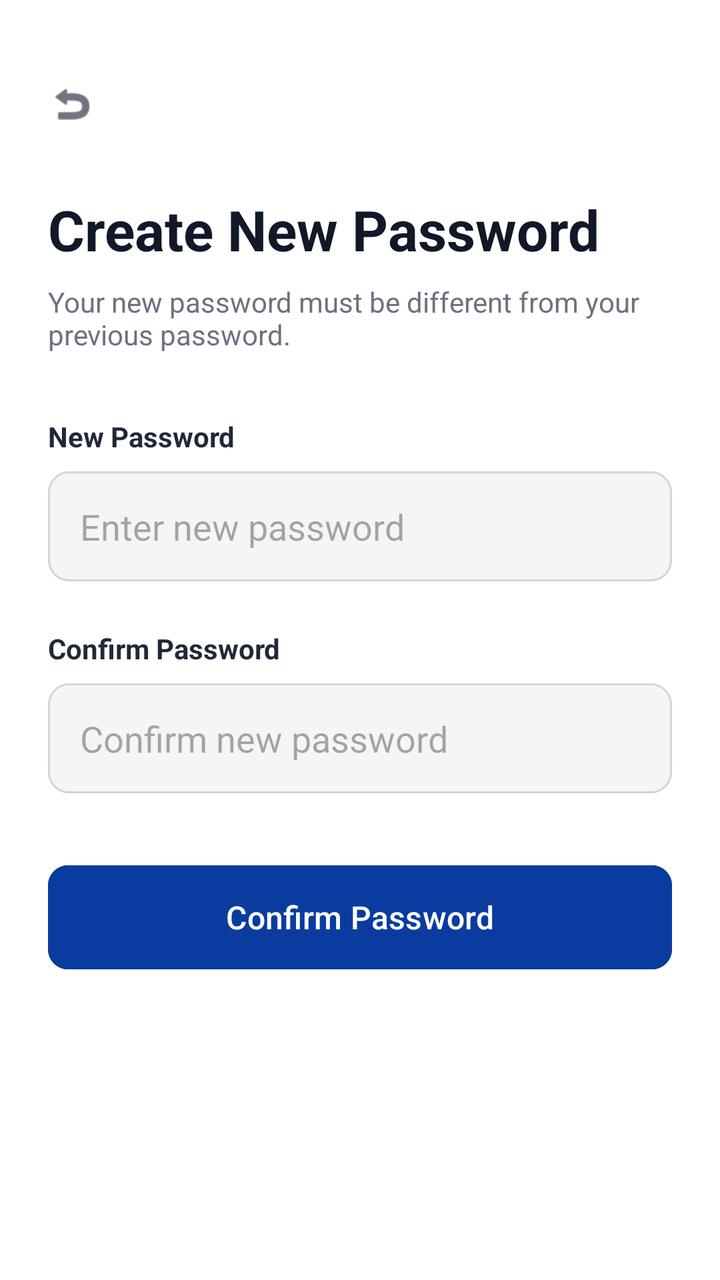
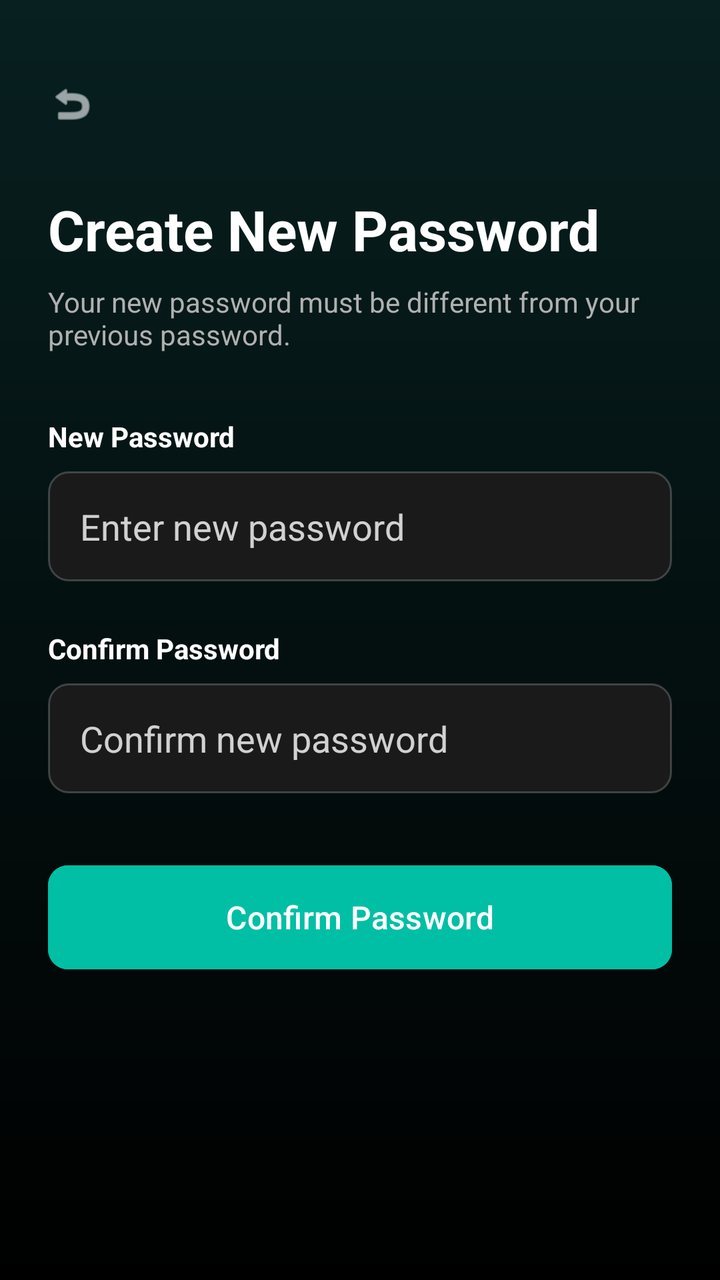

Two renders of the same Android screen: before a commit and after it. Below are the layout's source before the change and the commit's diff.
<!-- AndroidManifest.xml: application theme Theme.CampusConnectProject -->
<!-- res/layout/activity_reset_password.xml -->
<?xml version="1.0" encoding="utf-8"?>
<LinearLayout
    xmlns:android="http://schemas.android.com/apk/res/android"
    xmlns:app="http://schemas.android.com/apk/res-auto"
    android:layout_width="match_parent"
    android:layout_height="match_parent"
    android:orientation="vertical"
    android:background="#FFFFFF"
    android:padding="24dp">

    <ImageView
        android:id="@+id/btnBackReset"
        android:layout_width="24dp"
        android:layout_height="24dp"
        android:src="@android:drawable/ic_menu_revert"
        app:tint="#111827"
        android:layout_marginTop="16dp"
        android:layout_marginBottom="32dp"/>

    <TextView
        android:layout_width="wrap_content"
        android:layout_height="wrap_content"
        android:text="Create New Password"
        android:textColor="#111827"
        android:textSize="28sp"
        android:textStyle="bold"
        android:layout_marginBottom="8dp"/>

    <TextView
        android:layout_width="wrap_content"
        android:layout_height="wrap_content"
        android:text="Your new password must be different from your previous password."
        android:textColor="#6B7280"
        android:textSize="14sp"
        android:layout_marginBottom="32dp"/>

    <TextView
        android:layout_width="wrap_content"
        android:layout_height="wrap_content"
        android:text="New Password"
        android:textColor="#1F2937"
        android:textStyle="bold"
        android:layout_marginBottom="8dp"/>

    <EditText
        android:id="@+id/etNewPassword"
        android:layout_width="match_parent"
        android:layout_height="55dp"
        android:background="@drawable/bg_input_rounded"
        android:hint="Enter new password"
        android:inputType="textPassword"
        android:paddingHorizontal="16dp"
        android:layout_marginBottom="24dp"/>

    <TextView
        android:layout_width="wrap_content"
        android:layout_height="wrap_content"
        android:text="Confirm Password"
        android:textColor="#1F2937"
        android:textStyle="bold"
        android:layout_marginBottom="8dp"/>

    <EditText
        android:id="@+id/etConfirmNewPassword"
        android:layout_width="match_parent"
        android:layout_height="55dp"
        android:background="@drawable/bg_input_rounded"
        android:hint="Confirm new password"
        android:inputType="textPassword"
        android:paddingHorizontal="16dp"
        android:layout_marginBottom="32dp"/>

    <Button
        android:id="@+id/btnConfirmReset"
        android:layout_width="match_parent"
        android:layout_height="60dp"
        android:backgroundTint="#0A3C9F"
        android:text="Confirm Password"
        android:textAllCaps="false"
        android:textColor="#FFFFFF"
        android:textSize="16sp"
        app:cornerRadius="10dp"/>

</LinearLayout>
<!-- resources referenced by this layout -->
<resources>
  <!-- drawable bg_input_rounded (drawable) -->
  <?xml version="1.0" encoding="utf-8"?>
  <shape xmlns:android="http://schemas.android.com/apk/res/android" android:shape="rectangle">
      <solid android:color="@color/bg_input" />
      <stroke android:width="1dp" android:color="#D1D5DB" />
      <corners android:radius="10dp" />
  </shape>
  <style name="Theme.CampusConnectProject" parent="Base.Theme.CampusConnectProject" />
  <color name="bg_input">#F5F5F5</color>
  <style name="Base.Theme.CampusConnectProject" parent="Theme.Material3.DayNight.NoActionBar">
          <item name="android:forceDarkAllowed" tools:targetApi="q">false</item>
      </style>
</resources>

<!-- the commit's change to res/layout/activity_reset_password.xml (unified diff, before → after) -->
@@ -2,18 +2,20 @@
 <LinearLayout
     xmlns:android="http://schemas.android.com/apk/res/android"
     xmlns:app="http://schemas.android.com/apk/res-auto"
+    xmlns:tools="http://schemas.android.com/tools"
     android:layout_width="match_parent"
     android:layout_height="match_parent"
     android:orientation="vertical"
-    android:background="#FFFFFF"
-    android:padding="24dp">
+    android:background="@drawable/bg_main_gradient"
+    android:padding="24dp"
+    tools:context=".ui.auth.ResetPasswordActivity">
 
     <ImageView
         android:id="@+id/btnBackReset"
         android:layout_width="24dp"
         android:layout_height="24dp"
         android:src="@android:drawable/ic_menu_revert"
-        app:tint="#111827"
+        app:tint="@color/white"
         android:layout_marginTop="16dp"
         android:layout_marginBottom="32dp"/>
 
@@ -21,7 +23,7 @@
         android:layout_width="wrap_content"
         android:layout_height="wrap_content"
         android:text="Create New Password"
-        android:textColor="#111827"
+        android:textColor="@color/white"
         android:textSize="28sp"
         android:textStyle="bold"
         android:layout_marginBottom="8dp"/>
@@ -30,7 +32,7 @@
         android:layout_width="wrap_content"
         android:layout_height="wrap_content"
         android:text="Your new password must be different from your previous password."
-        android:textColor="#6B7280"
+        android:textColor="#B0B0B0"
         android:textSize="14sp"
         android:layout_marginBottom="32dp"/>
 
@@ -38,7 +40,7 @@
         android:layout_width="wrap_content"
         android:layout_height="wrap_content"
         android:text="New Password"
-        android:textColor="#1F2937"
+        android:textColor="@color/white"
         android:textStyle="bold"
         android:layout_marginBottom="8dp"/>
 
@@ -50,13 +52,15 @@
         android:hint="Enter new password"
         android:inputType="textPassword"
         android:paddingHorizontal="16dp"
+        android:textColor="@color/white"
+        android:textColorHint="#CCFFFFFF"
         android:layout_marginBottom="24dp"/>
 
     <TextView
         android:layout_width="wrap_content"
         android:layout_height="wrap_content"
         android:text="Confirm Password"
-        android:textColor="#1F2937"
+        android:textColor="@color/white"
         android:textStyle="bold"
         android:layout_marginBottom="8dp"/>
 
@@ -68,16 +72,18 @@
         android:hint="Confirm new password"
         android:inputType="textPassword"
         android:paddingHorizontal="16dp"
+        android:textColor="@color/white"
+        android:textColorHint="#CCFFFFFF"
         android:layout_marginBottom="32dp"/>
 
     <Button
         android:id="@+id/btnConfirmReset"
         android:layout_width="match_parent"
         android:layout_height="60dp"
-        android:backgroundTint="#0A3C9F"
+        android:backgroundTint="@color/warna_primer"
         android:text="Confirm Password"
         android:textAllCaps="false"
-        android:textColor="#FFFFFF"
+        android:textColor="@color/white"
         android:textSize="16sp"
         app:cornerRadius="10dp"/>
 
<!-- resource entries referenced after the edit -->
@@ -1,15 +1,34 @@
 <!-- resources referenced by this layout -->
 <resources>
+  <color name="warna_primer">#00BFA5</color>
+  <color name="white">#FFFFFFFF</color>
   <!-- drawable bg_input_rounded (drawable) -->
   <?xml version="1.0" encoding="utf-8"?>
   <shape xmlns:android="http://schemas.android.com/apk/res/android" android:shape="rectangle">
       <solid android:color="@color/bg_input" />
-      <stroke android:width="1dp" android:color="#D1D5DB" />
+      <stroke android:width="1dp" android:color="#33FFFFFF" />
       <corners android:radius="10dp" />
   </shape>
+  <!-- drawable bg_main_gradient (drawable) -->
+  <?xml version="1.0" encoding="utf-8"?>
+  <shape xmlns:android="http://schemas.android.com/apk/res/android"
+      android:shape="rectangle">
+      <gradient
+          android:angle="270"
+          android:endColor="@color/bg_gradient_end"
+          android:startColor="@color/bg_gradient_start"
+          android:type="linear" />
+  </shape>
   <style name="Theme.CampusConnectProject" parent="Base.Theme.CampusConnectProject" />
-  <color name="bg_input">#F5F5F5</color>
+  <color name="bg_input">#1A1A1A</color>
+  <color name="bg_gradient_end">#000000</color>
+  <color name="bg_gradient_start">#082020</color>
   <style name="Base.Theme.CampusConnectProject" parent="Theme.Material3.DayNight.NoActionBar">
+          
+          <item name="colorPrimary">@color/warna_primer</item>
+          <item name="android:statusBarColor">@color/bg_gradient_start</item>
+          <item name="android:navigationBarColor">@color/bg_gradient_end</item>
+          <item name="android:windowBackground">@drawable/bg_main_gradient</item>
           <item name="android:forceDarkAllowed" tools:targetApi="q">false</item>
       </style>
 </resources>
